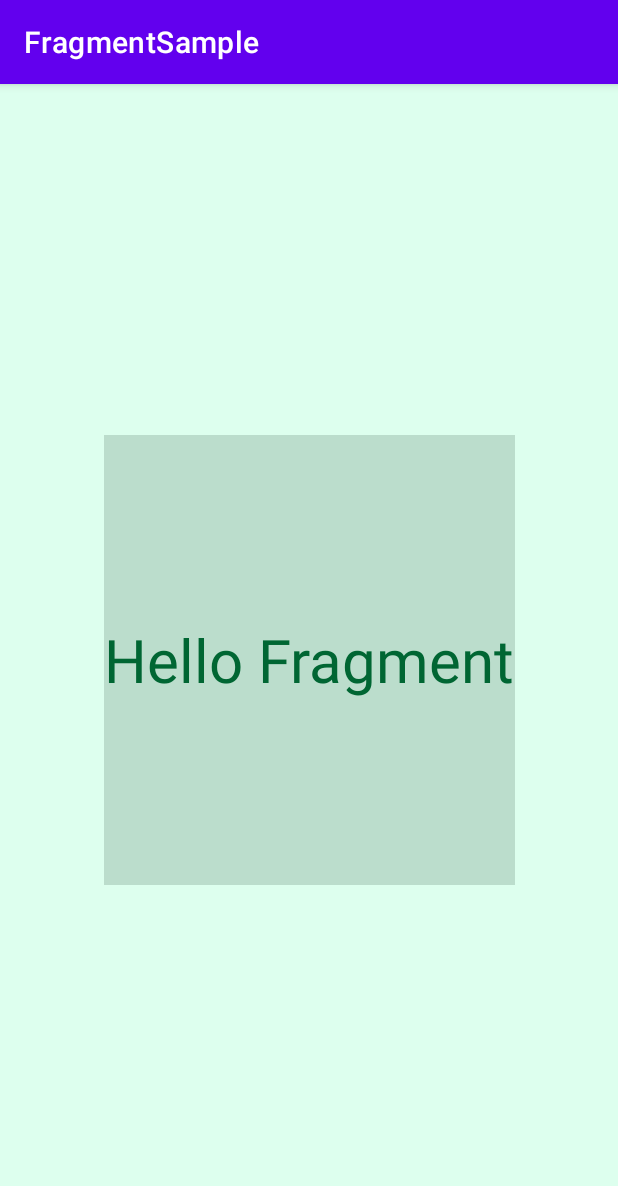
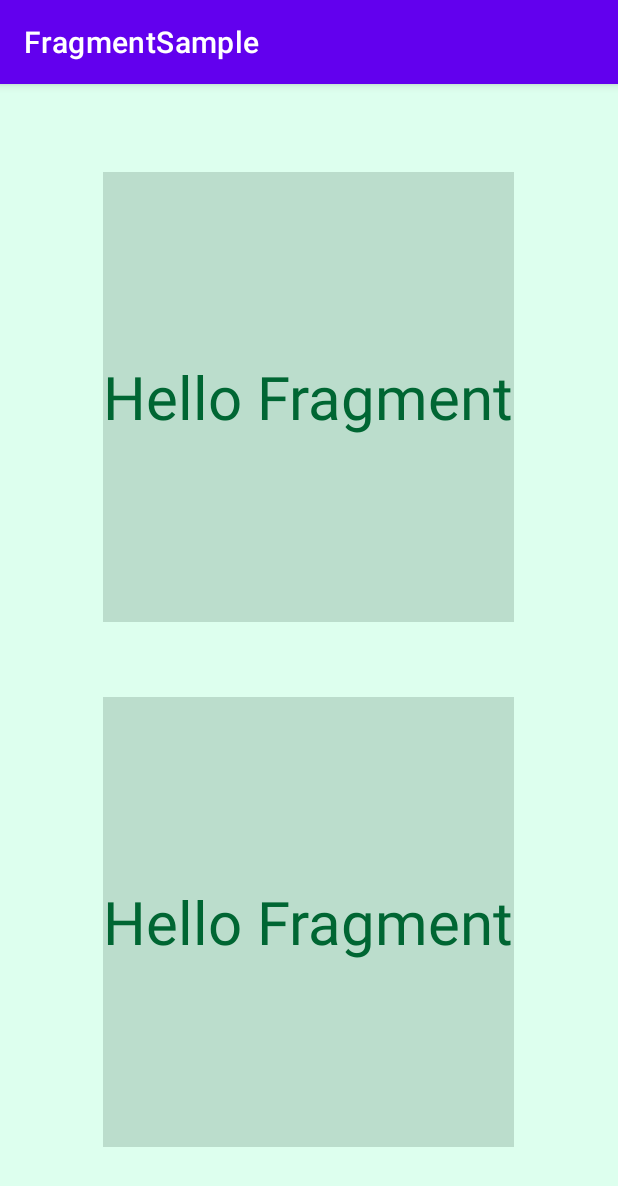
Before and after one commit to kohshin1977/FragmentSample, an Android app: the screen it shows after launch (MainActivity), on a phone screen of 412 x 824 dp. Shown: the top 1186 px of the screen. Run offline under Robolectric (Android 15) with nearby library versions, the phone set to English and light mode, and no system bars.

Commit message:
２つのフラグメント表示。

```diff
--- a/app/src/main/res/layout/activity_main.xml
+++ b/app/src/main/res/layout/activity_main.xml
@@ -1,31 +1,26 @@
 <?xml version="1.0" encoding="utf-8"?>
-<androidx.constraintlayout.widget.ConstraintLayout
+<LinearLayout
     xmlns:android="http://schemas.android.com/apk/res/android"
     xmlns:app="http://schemas.android.com/apk/res-auto"
     xmlns:tools="http://schemas.android.com/tools"
     android:layout_width="match_parent"
     android:layout_height="match_parent"
     android:background="#dfe"
+    android:orientation="vertical"
+    android:gravity="center"
     tools:context=".MainActivity">
     <androidx.fragment.app.FragmentContainerView
         android:id="@+id/container"
         android:layout_width="wrap_content"
         android:layout_height="300dp"
-        app:layout_constraintBottom_toBottomOf="parent"
-        app:layout_constraintLeft_toLeftOf="parent"
-        app:layout_constraintRight_toRightOf="parent"
-        app:layout_constraintTop_toTopOf="parent" />
+        android:layout_marginBottom="50dp"
+        />
 
-    <!--
     <androidx.fragment.app.FragmentContainerView
         android:id="@+id/fragment"
         android:name="com.kohshin.fragmentsample.SampleFragment"
         android:layout_width="wrap_content"
         android:layout_height="300dp"
-        app:layout_constraintBottom_toBottomOf="parent"
-        app:layout_constraintEnd_toEndOf="parent"
-        app:layout_constraintStart_toStartOf="parent"
-        app:layout_constraintTop_toTopOf="parent" />
-        -->
+        />
 
-</androidx.constraintlayout.widget.ConstraintLayout>
+</LinearLayout>
```
